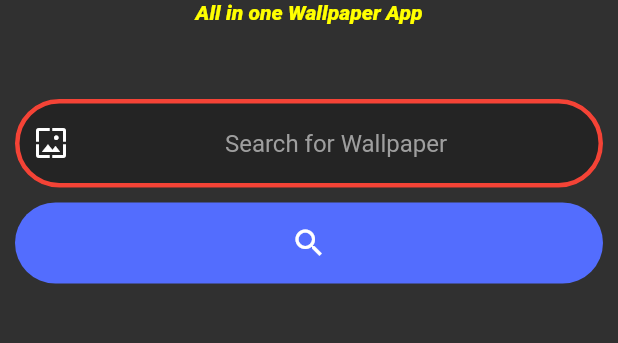
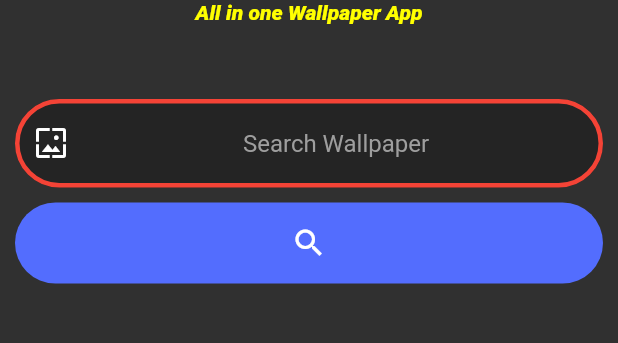
Before and after one commit to avijeet108/Tapit, a Flutter app: the screen it shows after launch, on a phone screen of 412 x 824 dp, the part 564-907 px from its top. Run offline on Flutter 3.47's test engine with Material 2 defaults, Android fonts, the phone set to English and light mode, and no system bars; our stand-ins replace flutter_cache_manager; missing offline and left inert: wallpaper_manager.

Commit message:
Basic Updations

```diff
--- a/lib/homepage.dart
+++ b/lib/homepage.dart
@@ -8,7 +8,7 @@ class Home extends StatefulWidget {
 
 class _HomeState extends State<Home> {
   List items = [];
-  String select = "Search for Wallpaper";
+  String select = "Search Wallpaper";
   String val = "";
 
   @override
```
